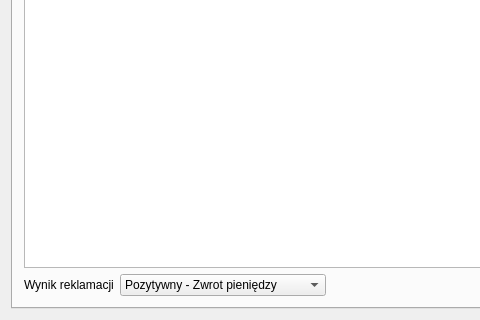
Before: the Qt Designer form sprzedawca.ui in igrek51/psbd_moto_sklep, drawn with Qt 5; both pictures show x 0 to 480 and y 312 to 632 of the 785 by 632 pixel window.
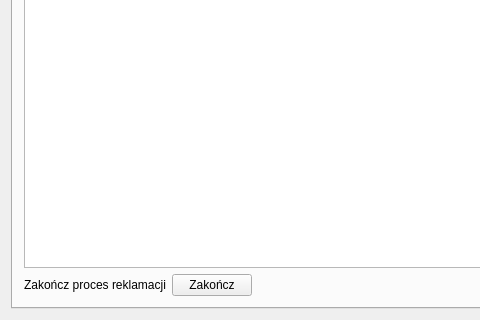
After: the same form once the commit is applied.

Commit message: Aktywność 3: przyjmowanie reklamacji i ich kończenie

Diff of the .ui file:
```diff
--- a/sprzedawca.ui
+++ b/sprzedawca.ui
@@ -480,23 +480,15 @@
           <item>
            <widget class="QLabel" name="label_13">
             <property name="text">
-             <string>Wynik reklamacji</string>
+             <string>Zakończ proces reklamacji</string>
             </property>
            </widget>
           </item>
           <item>
-           <widget class="QComboBox" name="cb_wynik_reklamacji">
-            <property name="minimumSize">
-             <size>
-              <width>206</width>
-              <height>0</height>
-             </size>
+           <widget class="QPushButton" name="pb_zakoncz_reklamacje">
+            <property name="text">
+             <string>Zakończ</string>
             </property>
-            <item>
-             <property name="text">
-              <string>Pozytywny - Zwrot pieniędzy</string>
-             </property>
-            </item>
            </widget>
           </item>
           <item>
```
The commit also changes 2 other files.
